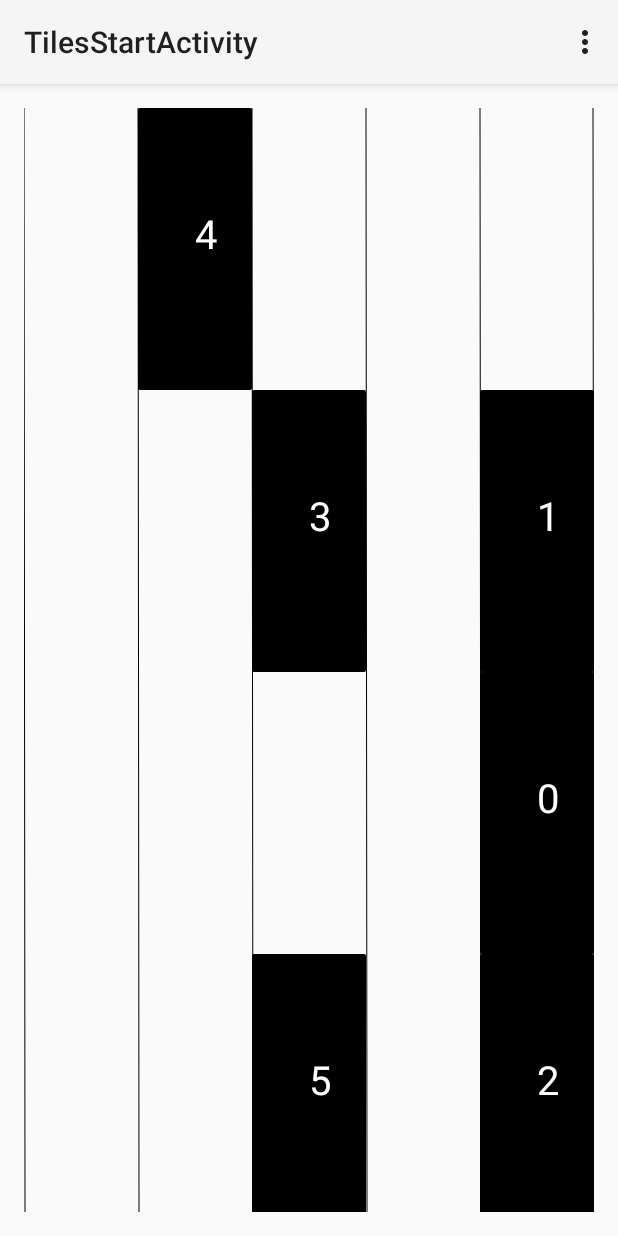
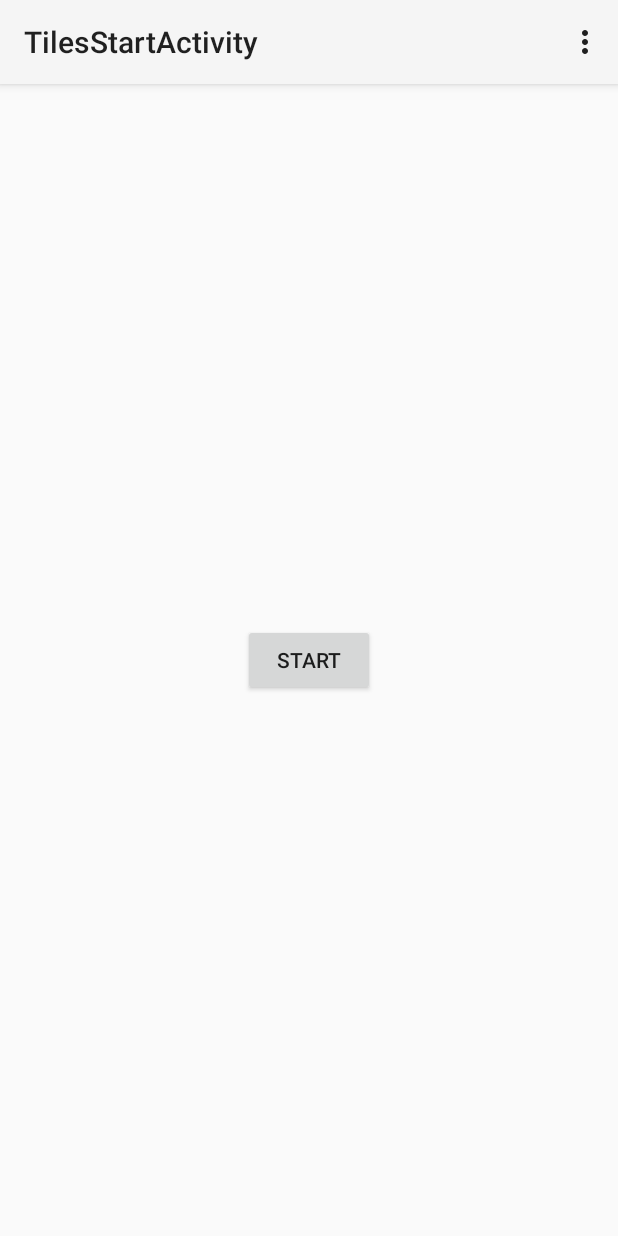
Before and after one commit to Jak-p/SuperPianoTiles, an Android app: the screen it shows after launch (TilesStartActivity), on a phone screen of 412 x 824 dp. Run offline under Robolectric (Android 15) with nearby library versions, the phone set to English and light mode, and no system bars.

Commit message:
ajout d'un menu start basique

```diff
--- a/app/src/main/java/fr/ups/sim/superpianotiles/TilesStartActivity.java
+++ b/app/src/main/java/fr/ups/sim/superpianotiles/TilesStartActivity.java
@@ -59,13 +59,33 @@ public class TilesStartActivity extends Activity {
         super.onCreate(savedInstanceState);
         setRequestedOrientation(ActivityInfo.SCREEN_ORIENTATION_PORTRAIT);
 
-        createGame(Difficulte.MOYEN, R.raw.cloud_atlas);
+        createMenu(Difficulte.MOYEN, R.raw.cloud_atlas);
         game.setIdMusic(R.raw.cloud_atlas);
 
 
     }
 
-    public void createGame(Difficulte difficulte,int musique) {
+
+
+
+    public void createMenu(final Difficulte difficulte, final int musique) {
+
+        setContentView(R.layout.menu_start);
+
+        this.game = new PianoTiles();
+        this.game.setDifficulte(difficulte);
+        this.game.setIdMusic(musique);
+
+        findViewById(R.id.button4).setOnClickListener(new View.OnClickListener() {
+            @Override
+            public void onClick(View v) {
+                createGame(difficulte,musique);
+            }
+        });
+    }
+
+    public void createGame(Difficulte difficulte,int musique){
+
         setContentView(R.layout.activity_tiles_start);
         if(music != null){
             if(music.isPlaying()){
@@ -204,7 +224,7 @@ public class TilesStartActivity extends Activity {
                             break;
                     }
 
-                    createGame(Difficulte.values()[game.getDifficulte()],game.getIdMusic());
+                        createGame(Difficulte.values()[game.getDifficulte()], game.getIdMusic());
                 }
             });
 
@@ -259,8 +279,7 @@ public class TilesStartActivity extends Activity {
                         default : break;
 
                     }
-                    createGame(Difficulte.values()[game.getDifficulte()],musique);
-
+                        createGame(Difficulte.values()[game.getDifficulte()], musique);
                 }
             });
             return true;
@@ -305,11 +324,16 @@ public class TilesStartActivity extends Activity {
 
         setContentView(R.layout.game_over_bis);
         ((TextView)findViewById(R.id.textView2)).setText("Your score is " + this.game.getScore());
-        (/*(ImageButton)*/findViewById(R.id.imageButton)).setOnClickListener(new View.OnClickListener() {
+        findViewById(R.id.imageButton).setOnClickListener(new View.OnClickListener() {
             @Override
             public void onClick(View v) {
-                createGame(Difficulte.values()[game.getDifficulte()], game.getIdMusic()
-                );
+                    createGame(Difficulte.values()[game.getDifficulte()], game.getIdMusic());
+            }
+        });
+        findViewById(R.id.button5).setOnClickListener(new View.OnClickListener() {
+            @Override
+            public void onClick(View v) {
+                createMenu(Difficulte.values()[game.getDifficulte()], game.getIdMusic());
             }
         });
     }
--- /dev/null
+++ b/app/src/main/res/layout/menu_start.xml
@@ -0,0 +1,13 @@
+<?xml version="1.0" encoding="utf-8"?>
+<RelativeLayout xmlns:android="http://schemas.android.com/apk/res/android"
+    android:orientation="vertical" android:layout_width="match_parent"
+    android:layout_height="match_parent">
+
+    <Button
+        android:layout_width="wrap_content"
+        android:layout_height="wrap_content"
+        android:text="Start"
+        android:id="@+id/button4"
+        android:layout_centerVertical="true"
+        android:layout_centerHorizontal="true" />
+</RelativeLayout>
```
Also changed, not shown: app/src/main/res/layout/game_over_bis.xml (+13 -4 lines).
